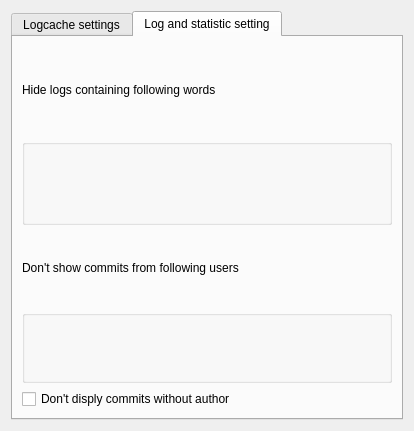
The window that src/svnfrontend/database/dbsettings.ui (KDE/kdesvn) describes before a commit, drawn with Qt 5.
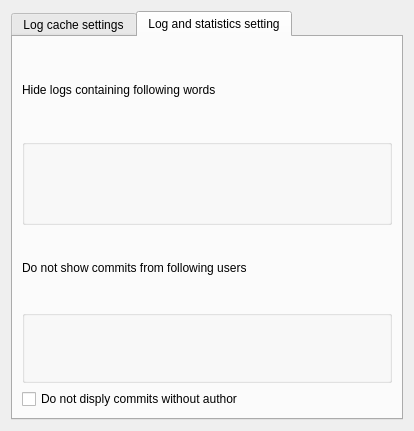
The same window after the commit. The open tabs and pages were chosen to show the change. Custom widgets are drawn as their Qt base class.

Diff of the .ui file:
```diff
--- a/src/svnfrontend/database/dbsettings.ui
+++ b/src/svnfrontend/database/dbsettings.ui
@@ -18,7 +18,7 @@
      </property>
      <widget class="QWidget" name="tab">
       <attribute name="title">
-       <string>Logcache settings</string>
+       <string>Log cache settings</string>
       </attribute>
       <layout class="QVBoxLayout" name="verticalLayout">
        <item>
@@ -50,7 +50,7 @@
      </widget>
      <widget class="QWidget" name="tab_2">
       <attribute name="title">
-       <string>Log and statistic setting</string>
+       <string>Log and statistics setting</string>
       </attribute>
       <layout class="QVBoxLayout" name="verticalLayout_2">
        <item>
@@ -89,14 +89,14 @@
          <item row="1" column="0">
           <widget class="QLabel" name="m_hideuser_label">
            <property name="text">
-            <string>Don't show commits from following users</string>
+            <string>Do not show commits from following users</string>
            </property>
           </widget>
          </item>
          <item row="3" column="0">
           <widget class="QCheckBox" name="dbcfg_filter_empty_author">
            <property name="text">
-            <string>Don't disply commits without author</string>
+            <string>Do not disply commits without author</string>
            </property>
           </widget>
          </item>
```
Left out of the diff: 6 changed lines with no effect on the pictures.
